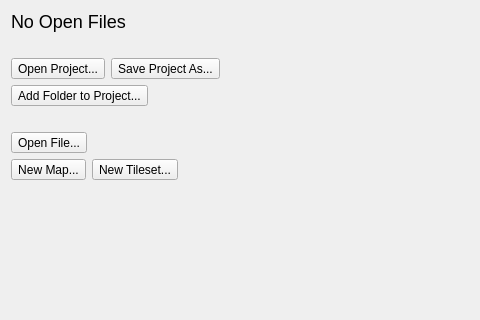
mapeditor/tiled, file src/tiled/noeditorwidget.ui: the form before one commit; both pictures show x 0 to 480 and y 0 to 320 of the 885 by 454 pixel window.
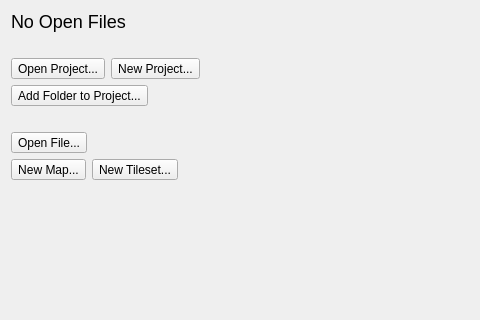
The form after the commit. Icons and pictures are not drawn.

Commit message:
Introduced a 'New Project' action
This action replaces the 'Save Project As' action, and should be in
general more intuitive. The new project will have its directory added to
its list of folders by default.

Issue #3279

Diff of the .ui file:
```diff
--- a/src/tiled/noeditorwidget.ui
+++ b/src/tiled/noeditorwidget.ui
@@ -77,7 +77,7 @@
        <item>
         <widget class="QToolButton" name="saveProjectButton">
          <property name="text">
-          <string notr="true">Save Project As...</string>
+          <string notr="true">New Project...</string>
          </property>
          <property name="toolButtonStyle">
           <enum>Qt::ToolButtonTextOnly</enum>
```
Left out of the diff: 2 changed lines with no effect on the pictures. The commit also changes 5 other files.
